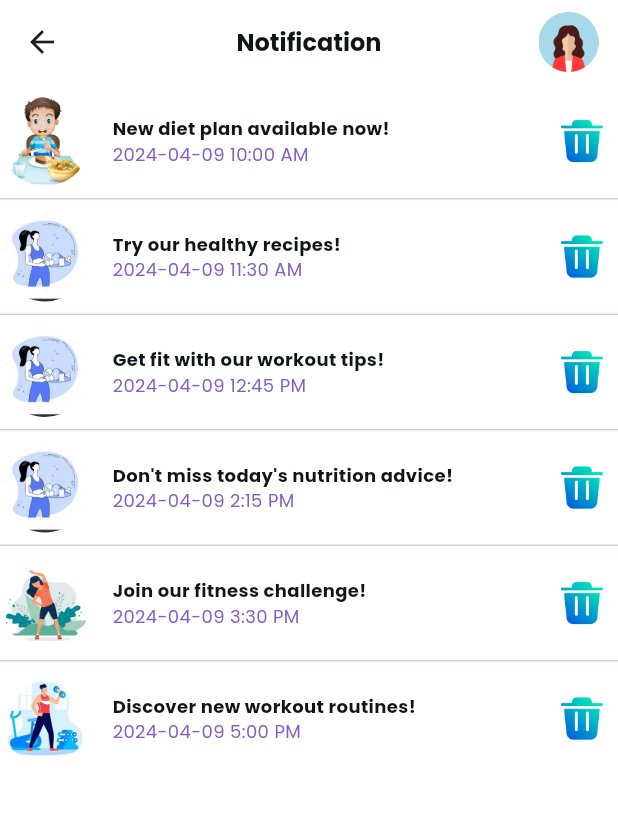
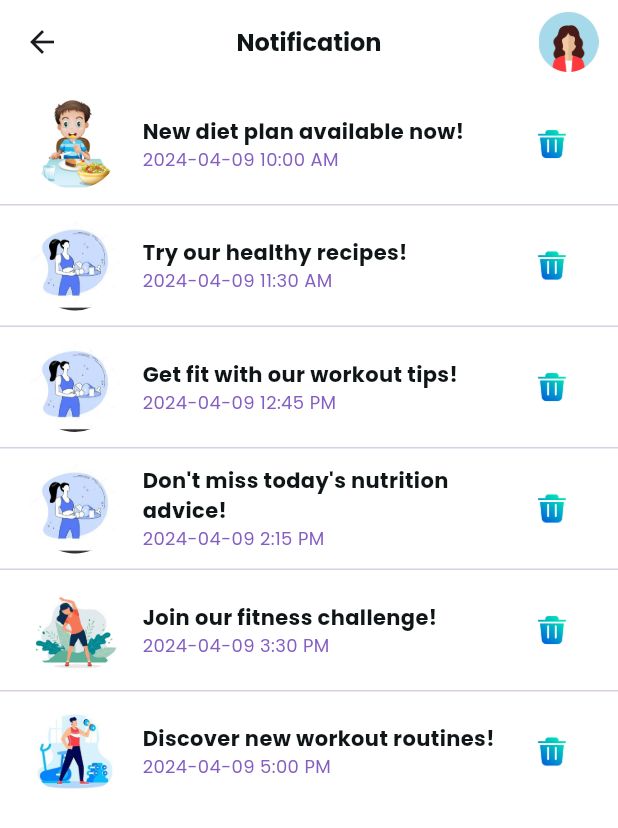
Before and after one commit to MisFits-Sem8/health_guard, a Flutter app: the NotificationView screen opened directly, on a phone screen of 412 x 824 dp. Shown: the top 828 px of the screen. Run offline on Flutter 3.47's test engine with Material 3 defaults, Android fonts, the phone set to English and light mode, and no system bars; our stand-ins replace animated_toggle_switch, cloud_firestore, email_validator, firebase_auth, firebase_core, fl_chart and 5 more; missing offline and left inert: cron, pretty_gauge, simple_animation_progress_bar; accounts and stored records are empty.

Commit message:
12 - Notification page UI changed

```diff
--- a/lib/view/notifications/notifications_view.dart
+++ b/lib/view/notifications/notifications_view.dart
@@ -105,7 +105,7 @@ class _NotificationViewState extends State<NotificationView> {
             itemBuilder: ((context, index) {
               var nObj = notifications[index] as Map? ?? {};
               return Padding(
-                padding: const EdgeInsets.symmetric(vertical: 8),
+                padding: const EdgeInsets.symmetric(vertical: 10, horizontal: 20),
                 child: Row(
                   children: [
                     ClipRRect(
@@ -128,7 +128,7 @@ class _NotificationViewState extends State<NotificationView> {
                           nObj["title"].toString(),
                           style: TextStyle(
                             color: TColour.black1,
-                            fontSize: 12,
+                            fontSize: 14,
                             fontWeight: FontWeight.w600,
                           ),
                         ),
@@ -149,8 +149,8 @@ class _NotificationViewState extends State<NotificationView> {
                         },
                         icon: Image.asset(
                           "assets/images/icons/trash.png",
-                          width: 30,
-                          height: 30,
+                          width: 20,
+                          height: 20,
                           fit: BoxFit.contain,
                         ))
                   ],
```
